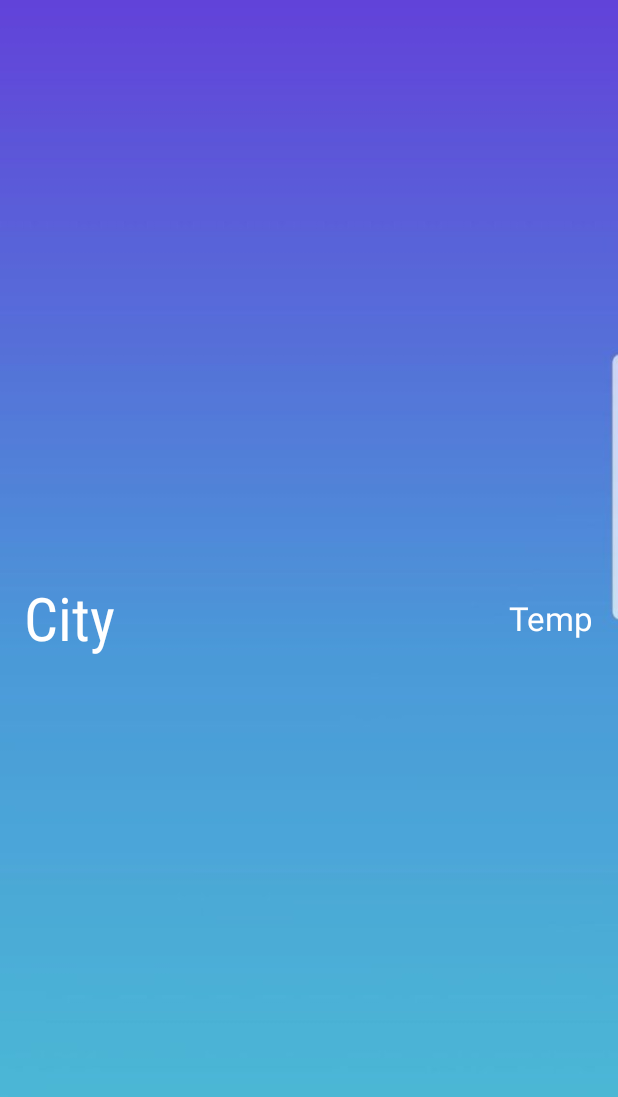
After one commit to GVNWeatherMap/OpenWeatherMap, an Android app: the layout widget_layout.xml on its own in the app's theme, with its tools: preview values and no code run, on a phone screen of 412 x 824 dp. The commit adds this screen. Shown: the top 1097 px of the screen. Run offline under Robolectric (Android 15) with nearby library versions, the phone set to English and light mode, and no system bars.

Commit message:
add widget

```diff
--- a/app/build.gradle
+++ b/app/build.gradle
@@ -39,8 +39,9 @@ dependencies {
 
     //play service
     implementation 'com.google.android.gms:play-services-location:16.0.0'
+
     implementation 'com.karumi:dexter:4.2.0'
-
     implementation 'androidx.multidex:multidex:2.0.0'
+    implementation 'io.paperdb:paperdb:2.6'
 
 }
--- /dev/null
+++ b/app/src/main/res/layout/widget_layout.xml
@@ -0,0 +1,32 @@
+<?xml version="1.0" encoding="utf-8"?>
+<RelativeLayout xmlns:android="http://schemas.android.com/apk/res/android"
+    android:layout_width="match_parent"
+    android:layout_height="wrap_content"
+    android:background="@drawable/background_weather"
+    android:padding="16dp"
+    android:orientation="horizontal"
+    android:id="@+id/rlv_widget">
+
+    <TextView
+        android:id="@+id/tv_city_widget"
+        android:layout_width="wrap_content"
+        android:layout_height="wrap_content"
+        android:clickable="true"
+        android:fontFamily="sans-serif-condensed"
+        android:textSize="40sp"
+        android:layout_centerVertical="true"
+        android:text="City"
+        android:textColor="#FFF" />
+
+    <TextView
+        android:id="@+id/tv_temperature"
+        android:layout_width="wrap_content"
+        android:layout_height="wrap_content"
+        android:clickable="true"
+        android:layout_alignParentRight="true"
+        android:layout_centerVertical="true"
+        android:text="Temp"
+        android:textColor="#FFF"
+        android:textSize="22sp" />
+
+</RelativeLayout>
```
Also changed, not shown: app/src/main/AndroidManifest.xml (+11 -2 lines), app/src/main/java/minhnq/gvn/com/openweathermap/utils/NetWorkStatus.java (added, +31 -0 lines), app/src/main/java/minhnq/gvn/com/openweathermap/view/MainActivity.java (+6 -11 lines), app/src/main/java/minhnq/gvn/com/openweathermap/widget/WeatherWidget.java (added, +91 -0 lines), app/src/main/res/xml/simple_app_widget.xml (added, +11 -0 lines).
